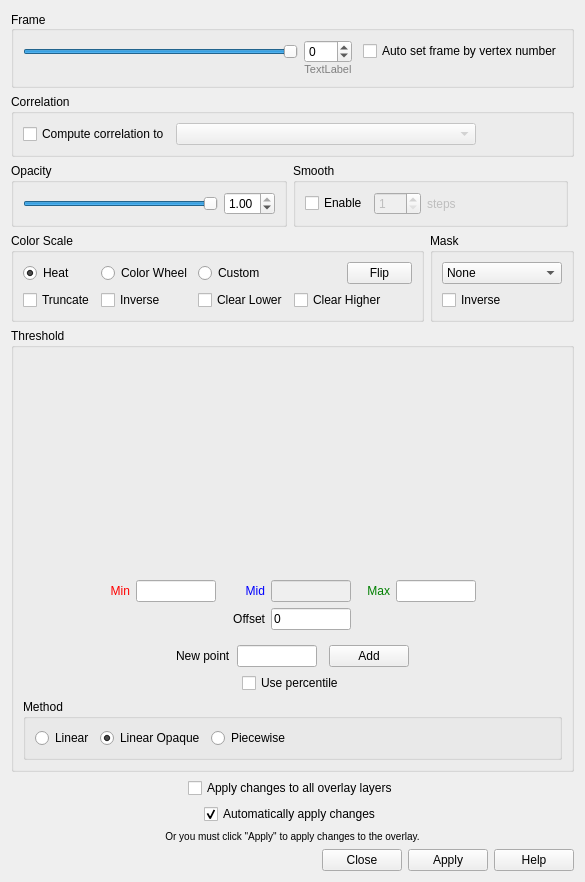
Before: the Qt Designer form freeview/WindowConfigureOverlay.ui in freesurfer/freesurfer, drawn with Qt 5.
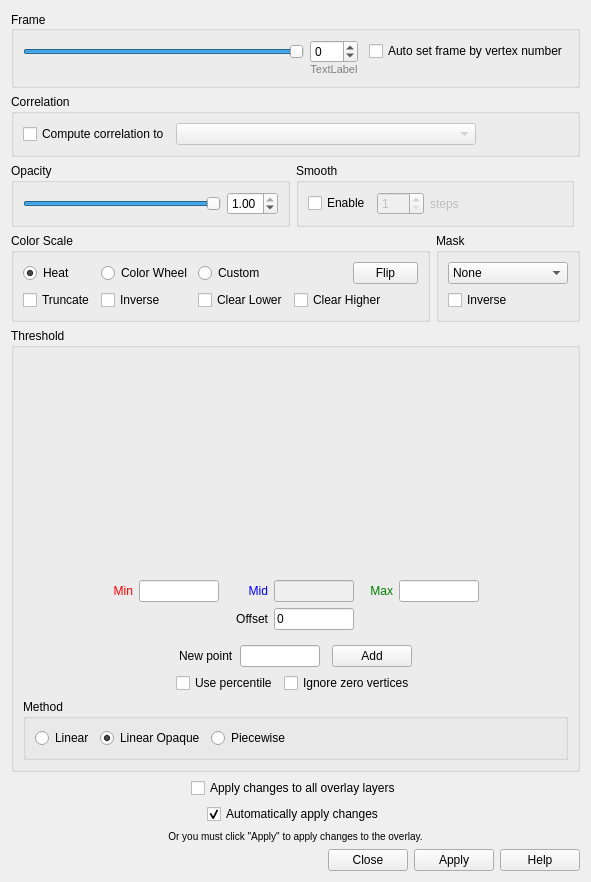
After: the same form once the commit is applied. Custom widgets are drawn as their Qt base class.

Commit message: Added option to ignore non zero vertices for overlay configuration

Patch:
```diff
--- a/freeview/WindowConfigureOverlay.ui
+++ b/freeview/WindowConfigureOverlay.ui
@@ -6,7 +6,7 @@
    <rect>
     <x>0</x>
     <y>0</y>
-    <width>585</width>
+    <width>591</width>
     <height>882</height>
    </rect>
   </property>
@@ -670,6 +670,13 @@
           </property>
          </widget>
         </item>
+        <item>
+         <widget class="QCheckBox" name="checkBoxUseNonZeroVertices">
+          <property name="text">
+           <string>Ignore zero vertices</string>
+          </property>
+         </widget>
+        </item>
         <item>
          <spacer name="horizontalSpacer_15">
           <property name="orientation">
```
Left out of the diff: 190 changed lines with no effect on the pictures. The commit also changes 7 other files.
